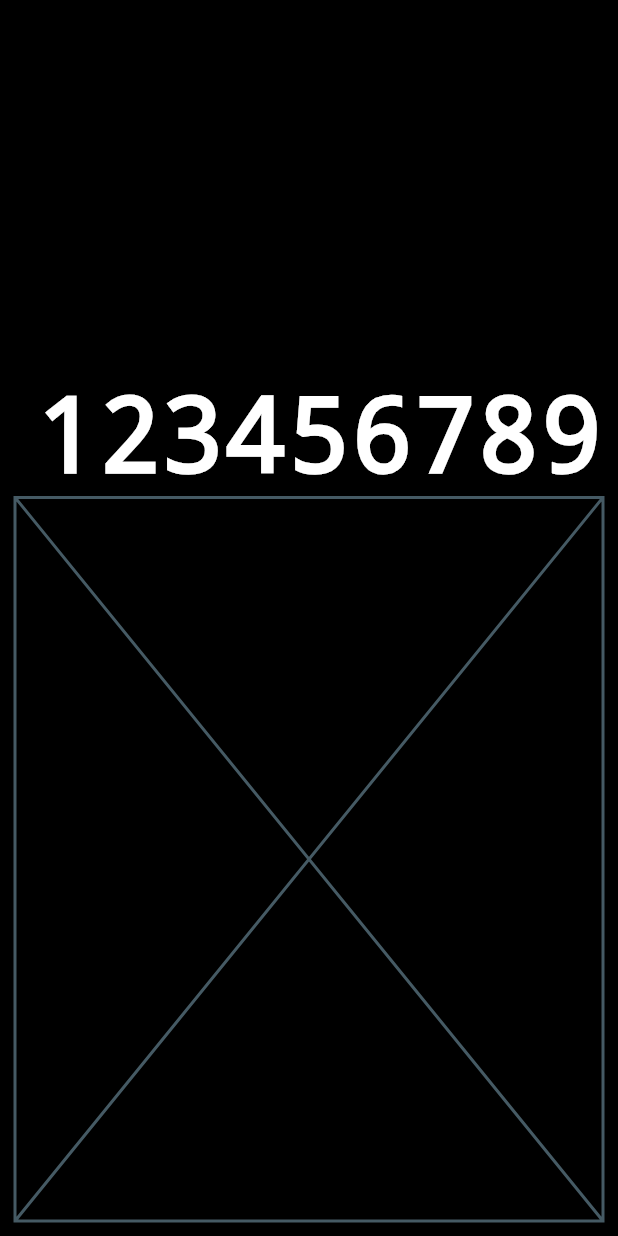
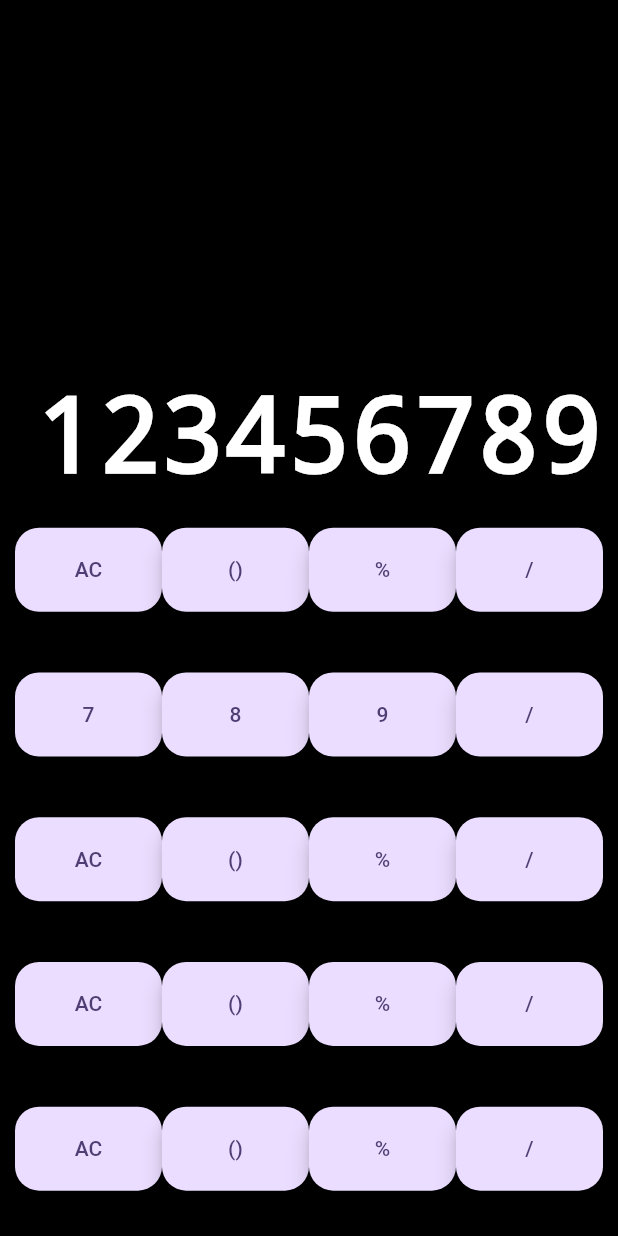
Before and after one commit to RodolfoAAPR/flutter_iphone_calculator, a Flutter app: the screen it shows after launch, on a phone screen of 412 x 824 dp. Run offline on Flutter 3.47's test engine with Material 3 defaults, Android fonts, the phone set to English and light mode, and no system bars.

Commit message:
feat(calculator_screen): add numbers button

```diff
--- a/lib/calculator_screen.dart
+++ b/lib/calculator_screen.dart
@@ -19,21 +19,91 @@ class CalculatorScreenState extends State<CalculatorScreen> {
             Container(
               child: Expanded(
                 flex: 4,
-                child: Container(alignment: Alignment.bottomRight,
+                child: Container(
+                  alignment: Alignment.bottomRight,
                   child: Text(
                     "123456789",
-                  style: TextStyle(fontSize: 70,
-                   decoration: TextDecoration.none,
-                    color: Colors.white)),
+                    style: TextStyle(
+                      fontSize: 70,
+                      decoration: TextDecoration.none,
+                      color: Colors.white,
+                    ),
+                  ),
                 ),
               ),
             ),
             Expanded(
               flex: 6,
-              child: Placeholder())
+              child: Column(
+                children: [
+                  Expanded(
+                    flex: 1,
+                    child: Row(
+                      children: [
+                        getButton("AC"),
+                        getButton("()"),
+                        getButton("%"),
+                        getButton("/"),
+                      ],
+                    ),
+                  ),
+                  Expanded(
+                    flex: 1,
+                    child: Row(
+                      children: [
+                        getButton("7"),
+                        getButton("8"),
+                        getButton("9"),
+                        getButton("/"),
+                      ],
+                    ),
+                  ),
+                  Expanded(
+                    flex: 1,
+                    child: Row(
+                      children: [
+                        getButton("AC"),
+                        getButton("()"),
+                        getButton("%"),
+                        getButton("/"),
+                      ],
+                    ),
+                  ),
+                  Expanded(
+                    flex: 1,
+                    child: Row(
+                      children: [
+                        getButton("AC"),
+                        getButton("()"),
+                        getButton("%"),
+                        getButton("/"),
+                      ],
+                    ),
+                  ),
+                  Expanded(
+                    flex: 1,
+                    child: Row(
+                      children: [
+                        getButton("AC"),
+                        getButton("()"),
+                        getButton("%"),
+                        getButton("/"),
+                      ],
+                    ),
+                  ),
+                ],
+              ),
+            ),
           ],
         ),
-      )
+      ),
+    );
+  }
+
+  Widget getButton(String text) {
+    return Expanded(
+      flex: 1,
+      child: FloatingActionButton(onPressed: () {}, child: Text(text)),
     );
   }
 }
```
